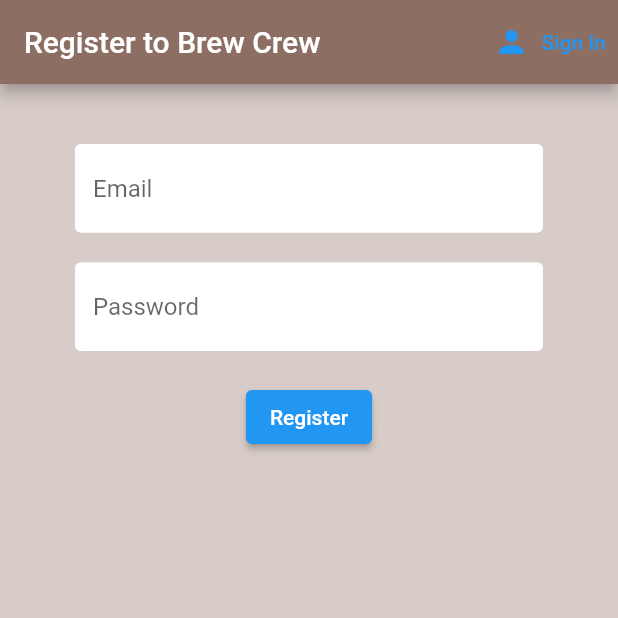
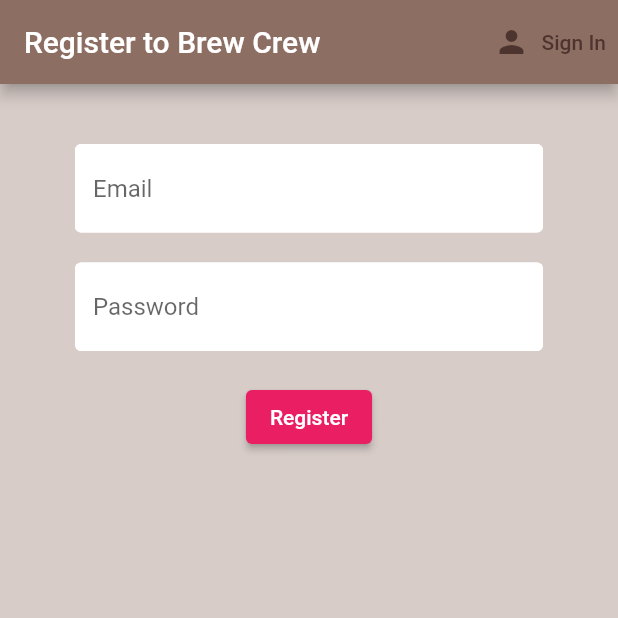
Before and after one commit to eroshunor/brew_crew, a Flutter app: the screen it shows after launch, after a tap on "Sign in", after a tap on "Register", on a phone screen of 412 x 824 dp, the top half of it. Run offline on Flutter 3.47's test engine with Material 2 defaults, Android fonts, the phone set to English and light mode, and no system bars; our stand-ins replace firebase_auth, firebase_core, flutter_spinkit; accounts and stored records are empty.

Commit message:
decoration added
decoration added

```diff
--- a/lib/screens/authenticate_page/register_page/register_page.dart
+++ b/lib/screens/authenticate_page/register_page/register_page.dart
@@ -33,8 +33,8 @@ class _RegisterPageState extends State<RegisterPage> {
         actions: [
           TextButton.icon(
             onPressed: () => widget.toggleView(),
-            icon: const Icon(Icons.person),
-            label: const Text('Sign In'),
+            icon: Icon(Icons.person, color: Colors.brown[800]),
+            label: Text('Sign In', style: TextStyle(color: Colors.brown[800])),
           ),
         ],
       ),
@@ -63,6 +63,9 @@ class _RegisterPageState extends State<RegisterPage> {
                 ),
                 const SizedBox(height: 20),
                 ElevatedButton(
+                  style: ButtonStyle(
+                    backgroundColor: MaterialStateProperty.all<Color>(Colors.pink),
+                  ),
                   onPressed: () async {
                     if(_formKey.currentState!.validate()){
                       setState(() => loading = true);
--- a/lib/screens/authenticate_page/sign_in_page/sign_in_page.dart
+++ b/lib/screens/authenticate_page/sign_in_page/sign_in_page.dart
@@ -33,8 +33,8 @@ class _SignInPageState extends State<SignInPage> {
         actions: [
           TextButton.icon(
             onPressed: () => widget.toggleView(),
-            icon: const Icon(Icons.person),
-            label: const Text('Register'),
+            icon: Icon(Icons.person, color: Colors.brown[800]),
+            label: Text('Register', style: TextStyle(color: Colors.brown[800])),
           ),
         ],
       ),
@@ -63,6 +63,9 @@ class _SignInPageState extends State<SignInPage> {
               ),
               const SizedBox(height: 20),
               ElevatedButton(
+                style: ButtonStyle(
+                  backgroundColor: MaterialStateProperty.all<Color>(Colors.pink),
+                ),
                 onPressed: () async {
                   if(_formKey.currentState!.validate()) {
                     setState(() => loading = true);
```
